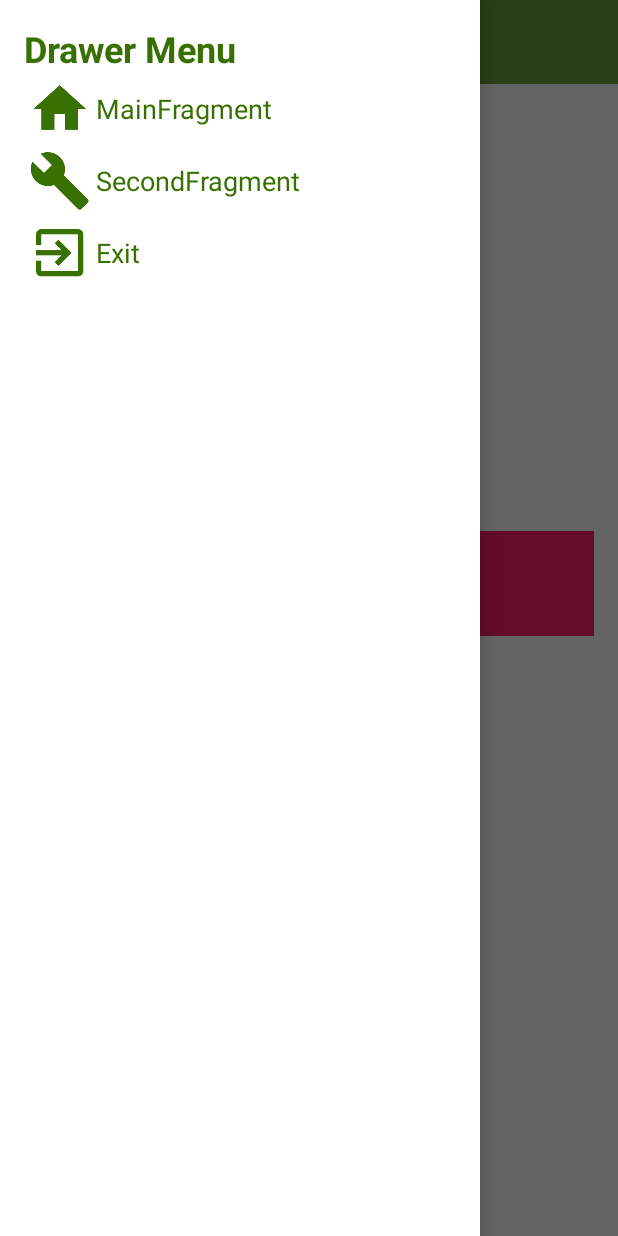
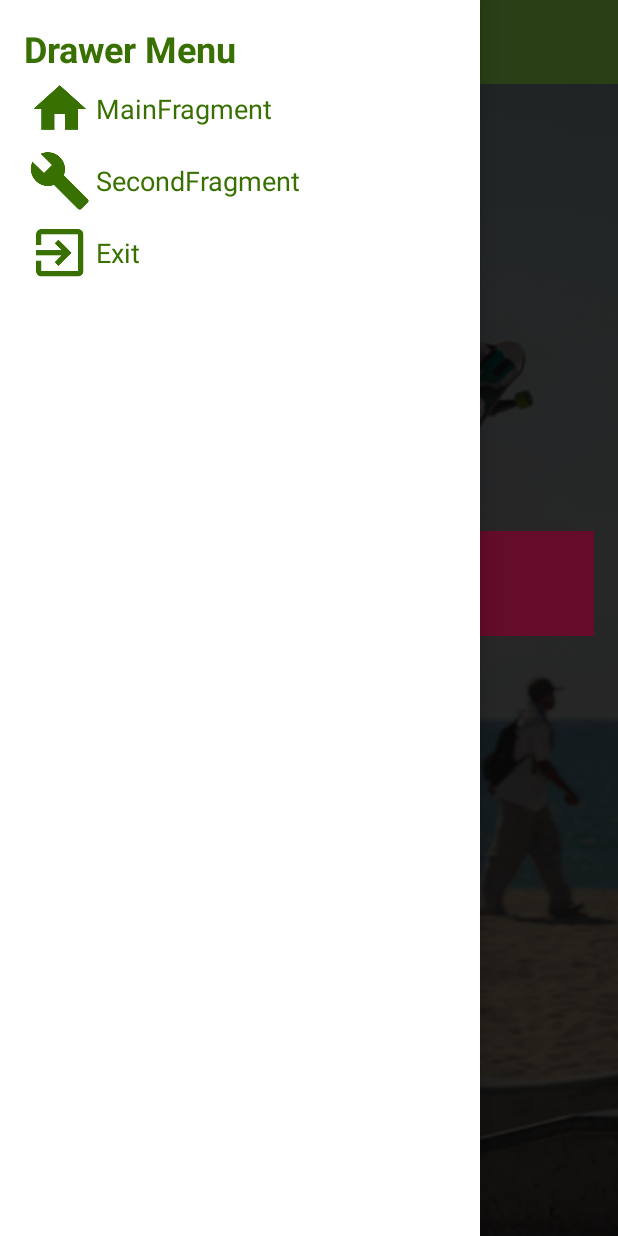
Before and after one commit to masterUNG/MyEasyService, an Android app: the screen it shows after launch (MainActivity), with the side drawer open, on a phone screen of 412 x 824 dp. Run offline under Robolectric (Android 15) with nearby library versions, the phone set to English and light mode, and no system bars.

Commit message:
Finish 22oct

```diff
--- a/app/src/main/AndroidManifest.xml
+++ b/app/src/main/AndroidManifest.xml
@@ -2,14 +2,16 @@
 <manifest xmlns:android="http://schemas.android.com/apk/res/android"
     package="app.ewtc.masterung.myeasyservice">
 
+    <uses-permission android:name="android.permission.READ_EXTERNAL_STORAGE"/>
+
     <application
         android:allowBackup="true"
-        android:icon="@mipmap/ic_launcher"
+        android:icon="@drawable/humen"
         android:label="@string/app_name"
         android:roundIcon="@mipmap/ic_launcher_round"
         android:supportsRtl="true"
         android:theme="@style/AppTheme">
-        <activity android:name=".MainActivity">
+        <activity android:name=".MainActivity" android:screenOrientation="portrait">
             <intent-filter>
                 <action android:name="android.intent.action.MAIN" />
 
--- a/app/src/main/res/layout/activity_main.xml
+++ b/app/src/main/res/layout/activity_main.xml
@@ -7,6 +7,12 @@
     android:layout_width="match_parent"
     android:layout_height="match_parent"
     tools:context="app.ewtc.masterung.myeasyservice.MainActivity">
+
+    <ImageView
+        android:scaleType="centerCrop"
+        android:src="@drawable/bg"
+        android:layout_width="match_parent"
+        android:layout_height="match_parent" />
 
     <!--Content-->
     <LinearLayout
--- a/app/src/main/res/layout/fragment_second.xml
+++ b/app/src/main/res/layout/fragment_second.xml
@@ -17,6 +17,7 @@
 
     <!--Image-->
     <ImageView
+        android:id="@+id/imvHumen"
         android:src="@drawable/humen"
         android:layout_width="@dimen/icon2"
         android:layout_height="@dimen/icon2" />
```
Also changed, not shown: app/src/main/java/app/ewtc/masterung/myeasyservice/fragment/SecondFragment.java (+50 -0 lines), app/src/main/res/drawable/bg.png (added).
